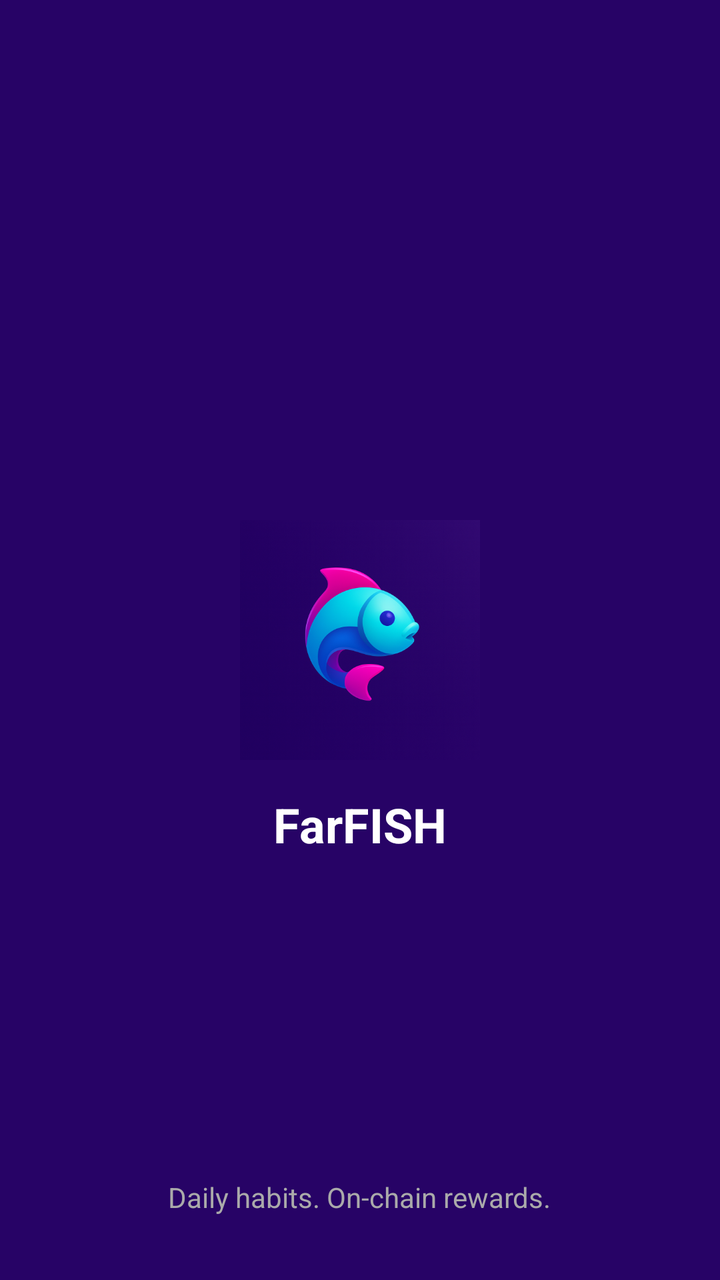
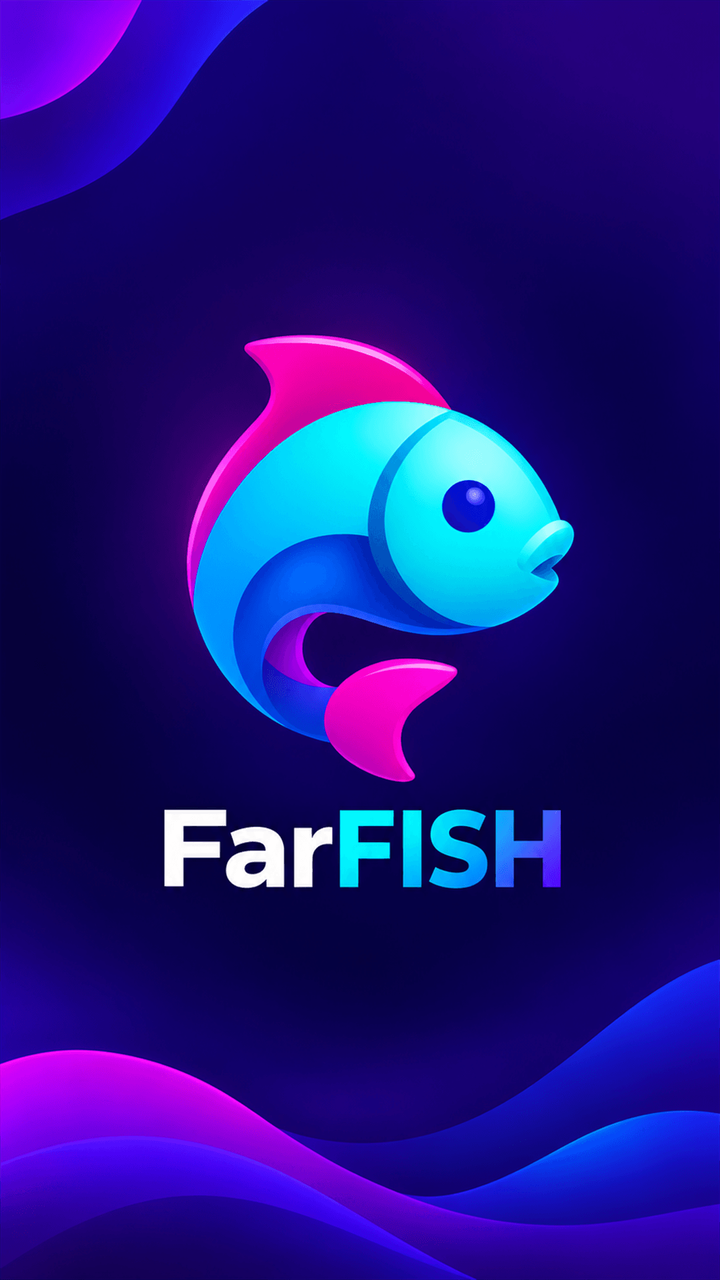

An Android layout rendered at two revisions. The XML below is the earlier revision; the diff shows what the commit changed to produce the second picture.
<!-- AndroidManifest.xml: activity theme SplashTheme -->
<!-- res/layout/activity_splash.xml -->
<?xml version="1.0" encoding="utf-8"?>
<RelativeLayout xmlns:android="http://schemas.android.com/apk/res/android"
    android:layout_width="match_parent"
    android:layout_height="match_parent"
    android:background="@drawable/splash_background">

    <ImageView
        android:id="@+id/logoImageView"
        android:layout_width="120dp"
        android:layout_height="120dp"
        android:layout_centerInParent="true"
        android:contentDescription="@string/app_name"
        android:src="@drawable/app_icon" />

    <TextView
        android:id="@+id/appNameTextView"
        android:layout_width="wrap_content"
        android:layout_height="wrap_content"
        android:layout_below="@id/logoImageView"
        android:layout_centerHorizontal="true"
        android:layout_marginTop="16dp"
        android:text="@string/app_name"
        android:textColor="#FFFFFF"
        android:textSize="24sp"
        android:textStyle="bold" />

    <TextView
        android:layout_width="wrap_content"
        android:layout_height="wrap_content"
        android:layout_alignParentBottom="true"
        android:layout_centerHorizontal="true"
        android:layout_marginBottom="32dp"
        android:text="@string/splash_tagline"
        android:textColor="#AAAAAA"
        android:textSize="14sp" />

</RelativeLayout>
<!-- resources referenced by this layout -->
<resources>
  <!-- drawable app_icon: png bitmap (drawable, 382082 bytes) -->
  <!-- drawable splash_background (drawable) -->
  <?xml version="1.0" encoding="utf-8"?>
  <layer-list xmlns:android="http://schemas.android.com/apk/res/android">
      <item android:drawable="@color/splashBackground" />
  </layer-list>
  <string name="app_name">FarFISH</string>
  <string name="splash_tagline">Daily habits. On-chain rewards.</string>
  <style name="SplashTheme" parent="Theme.AppCompat.Light.NoActionBar">
          <item name="android:windowBackground">@drawable/splash_background</item>
          <item name="android:statusBarColor">@color/backgroundColor</item>
          <item name="android:navigationBarColor">@color/backgroundColor</item>
          <item name="android:windowFullscreen">false</item>
      </style>
  <color name="splashBackground">#270366</color>
  <color name="backgroundColor">#1A1A2E</color>
</resources>

<!-- the commit's change to res/layout/activity_splash.xml (unified diff, before → after) -->
@@ -2,36 +2,15 @@
 <RelativeLayout xmlns:android="http://schemas.android.com/apk/res/android"
     android:layout_width="match_parent"
     android:layout_height="match_parent"
-    android:background="@drawable/splash_background">
+    android:background="#1E1548">
 
+    
     <ImageView
-        android:id="@+id/logoImageView"
-        android:layout_width="120dp"
-        android:layout_height="120dp"
-        android:layout_centerInParent="true"
+        android:id="@+id/splashImageView"
+        android:layout_width="match_parent"
+        android:layout_height="match_parent"
         android:contentDescription="@string/app_name"
-        android:src="@drawable/app_icon" />
-
-    <TextView
-        android:id="@+id/appNameTextView"
-        android:layout_width="wrap_content"
-        android:layout_height="wrap_content"
-        android:layout_below="@id/logoImageView"
-        android:layout_centerHorizontal="true"
-        android:layout_marginTop="16dp"
-        android:text="@string/app_name"
-        android:textColor="#FFFFFF"
-        android:textSize="24sp"
-        android:textStyle="bold" />
-
-    <TextView
-        android:layout_width="wrap_content"
-        android:layout_height="wrap_content"
-        android:layout_alignParentBottom="true"
-        android:layout_centerHorizontal="true"
-        android:layout_marginBottom="32dp"
-        android:text="@string/splash_tagline"
-        android:textColor="#AAAAAA"
-        android:textSize="14sp" />
+        android:scaleType="centerCrop"
+        android:src="@drawable/splash_screen" />
 
 </RelativeLayout>
<!-- resource entries referenced after the edit -->
@@ -1,20 +1,19 @@
 <!-- resources referenced by this layout -->
 <resources>
-  <!-- drawable app_icon: png bitmap (drawable, 382082 bytes) -->
-  <!-- drawable splash_background (drawable) -->
-  <?xml version="1.0" encoding="utf-8"?>
-  <layer-list xmlns:android="http://schemas.android.com/apk/res/android">
-      <item android:drawable="@color/splashBackground" />
-  </layer-list>
+  <!-- drawable splash_screen: png bitmap (drawable, 602561 bytes) -->
   <string name="app_name">FarFISH</string>
-  <string name="splash_tagline">Daily habits. On-chain rewards.</string>
   <style name="SplashTheme" parent="Theme.AppCompat.Light.NoActionBar">
           <item name="android:windowBackground">@drawable/splash_background</item>
           <item name="android:statusBarColor">@color/backgroundColor</item>
           <item name="android:navigationBarColor">@color/backgroundColor</item>
           <item name="android:windowFullscreen">false</item>
       </style>
+  <!-- drawable splash_background (drawable) -->
+  <?xml version="1.0" encoding="utf-8"?>
+  <layer-list xmlns:android="http://schemas.android.com/apk/res/android">
+      <item android:drawable="@color/splashBackground" />
+  </layer-list>
+  <color name="backgroundColor">#1A1A2E</color>
   <color name="splashBackground">#270366</color>
-  <color name="backgroundColor">#1A1A2E</color>
 </resources>
 
